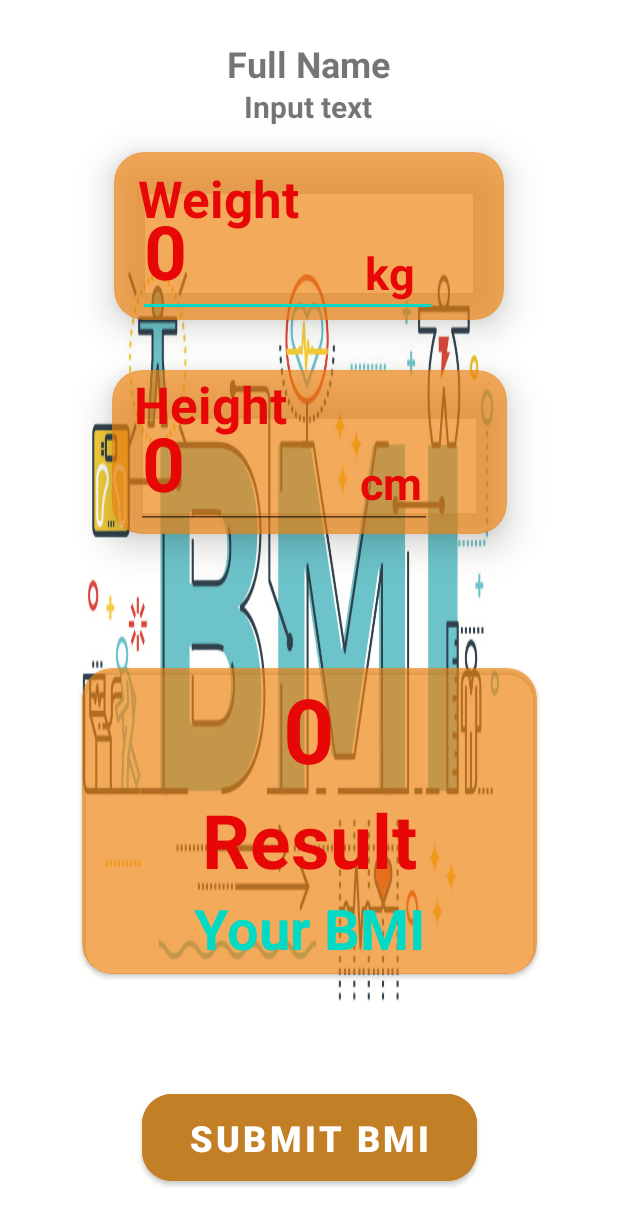
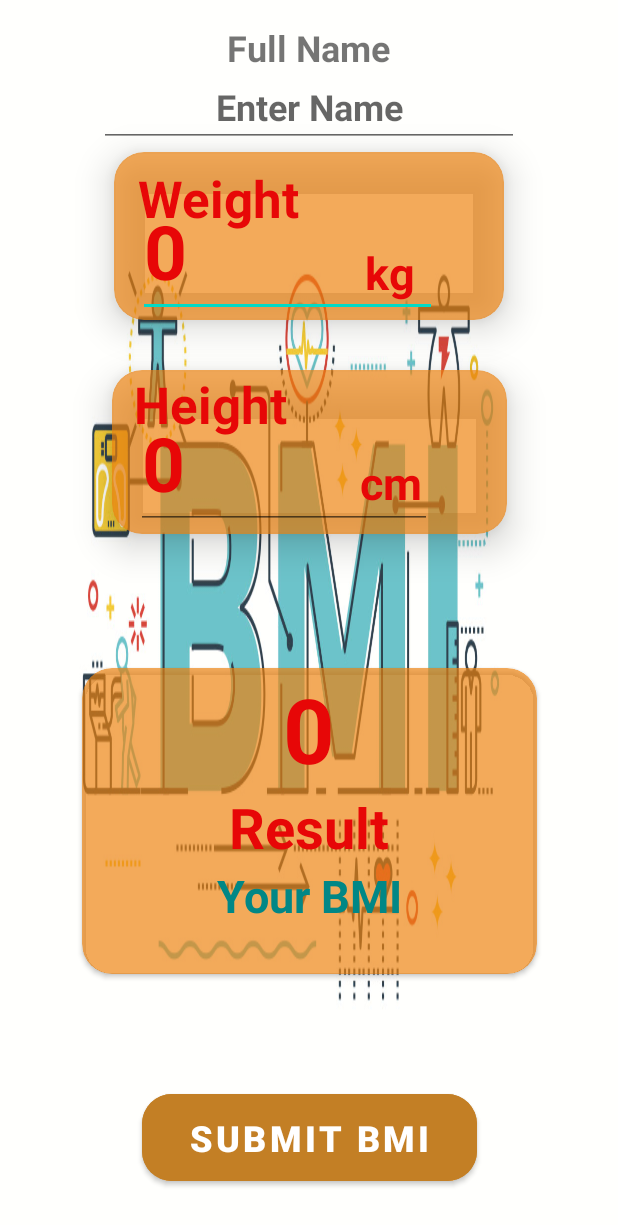
Before and after one commit to BennyBaby23/BMICalculator, an Android app: the screen it shows after launch (MainActivity), on a phone screen of 412 x 824 dp. Shown: the top 1225 px of the screen. Run offline under Robolectric (Android 15) with nearby library versions, the phone set to English and light mode, and no system bars.

Commit message:
added name functionality

```diff
--- a/app/src/main/java/com/mdev/finalexam/MainActivity.kt
+++ b/app/src/main/java/com/mdev/finalexam/MainActivity.kt
@@ -24,6 +24,7 @@ class MainActivity : AppCompatActivity() {
         //Variable object to initialize input and button
         val weightKgText = findViewById<EditText>(R.id.etWeight)
         val heightCmText = findViewById<EditText>(R.id.etHeight)
+
         val submitButton = findViewById<Button>(R.id.btnCalculate)
 
 
@@ -34,11 +35,13 @@ class MainActivity : AppCompatActivity() {
     private fun submitValidation(
         calButton: Button,
         weightText: EditText,
-        heightText: EditText
+        heightText: EditText,
+
     ) {
         calButton.setOnClickListener {
             val weight = weightText.text.toString()
             val height = heightText.text.toString()
+
 
             if (validateInput(weight, height)) {
                 val bmi = weight.toFloat() / ((height.toFloat() / 100) * (height.toFloat() / 100))
@@ -72,9 +75,11 @@ class MainActivity : AppCompatActivity() {
         val resultIndex = findViewById<TextView>(R.id.tvIndex)
         val resultDetails = findViewById<TextView>(R.id.tvResult)
         val info = findViewById<TextView>(R.id.tvInfo)
+        val name = findViewById<TextView>(R.id.textName)
 
         resultIndex.text = bmi.toString()
-        info.text = "Your BMI:"
+
+        info.text = "Your BMI:" + name.text
 
         var resultText = ""
         var color = 0
--- a/app/src/main/res/layout/activity_main.xml
+++ b/app/src/main/res/layout/activity_main.xml
@@ -199,7 +199,7 @@
                 android:text="Result"
                 android:textAlignment="center"
                 android:textColor="@color/underweight"
-                android:textSize="50sp"
+                android:textSize="37sp"
                 android:textStyle="bold" />
 
             <TextView
@@ -208,8 +208,8 @@
                 android:layout_height="wrap_content"
                 android:text="Your BMI"
                 android:textAlignment="center"
-                android:textColor="@color/teal_200"
-                android:textSize="37sp"
+                android:textColor="@color/teal_700"
+                android:textSize="30sp"
                 android:textStyle="bold" />
         </LinearLayout>
     </androidx.cardview.widget.CardView>
@@ -223,24 +223,27 @@
         android:textSize="24sp"
         android:textStyle="bold"
         app:layout_constraintBottom_toBottomOf="parent"
-        app:layout_constraintEnd_toEndOf="@+id/textView7"
+        app:layout_constraintEnd_toEndOf="parent"
         app:layout_constraintHorizontal_bias="0.498"
-        app:layout_constraintStart_toStartOf="@+id/textView7"
+        app:layout_constraintStart_toStartOf="parent"
         app:layout_constraintTop_toTopOf="parent"
-        app:layout_constraintVertical_bias="0.033" />
+        app:layout_constraintVertical_bias="0.019" />
 
-    <TextView
-        android:id="@+id/textView7"
-        android:layout_width="170dp"
-        android:layout_height="37dp"
-        android:text="Input text"
+    <EditText
+        android:id="@+id/textName"
+        android:layout_width="wrap_content"
+        android:layout_height="wrap_content"
+        android:ems="10"
+        android:hint="Enter Name"
+        android:inputType="textPersonName"
         android:textAlignment="center"
-        android:textSize="20sp"
+        android:textSize="24sp"
         android:textStyle="bold"
         app:layout_constraintBottom_toBottomOf="parent"
-        app:layout_constraintEnd_toEndOf="@+id/cvWeight"
+        app:layout_constraintEnd_toEndOf="parent"
         app:layout_constraintHorizontal_bias="0.498"
-        app:layout_constraintStart_toStartOf="@+id/cvWeight"
+        app:layout_constraintStart_toStartOf="parent"
         app:layout_constraintTop_toTopOf="parent"
-        app:layout_constraintVertical_bias="0.073" />
+        app:layout_constraintVertical_bias="0.058" />
+
 </androidx.constraintlayout.widget.ConstraintLayout>
```
